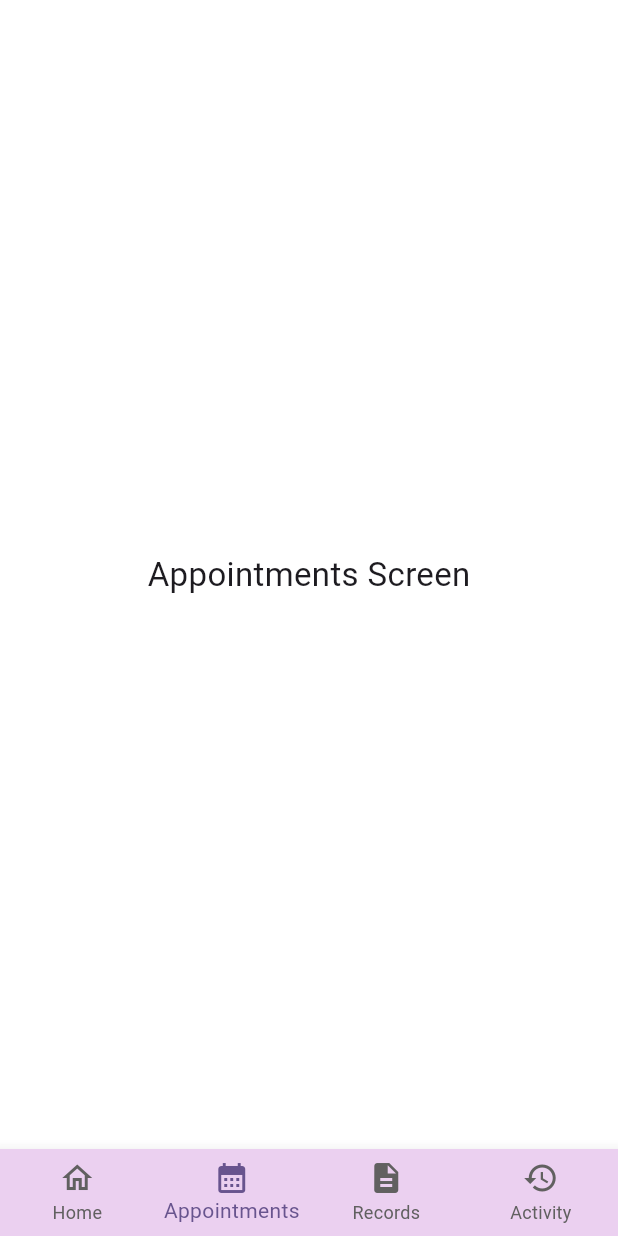
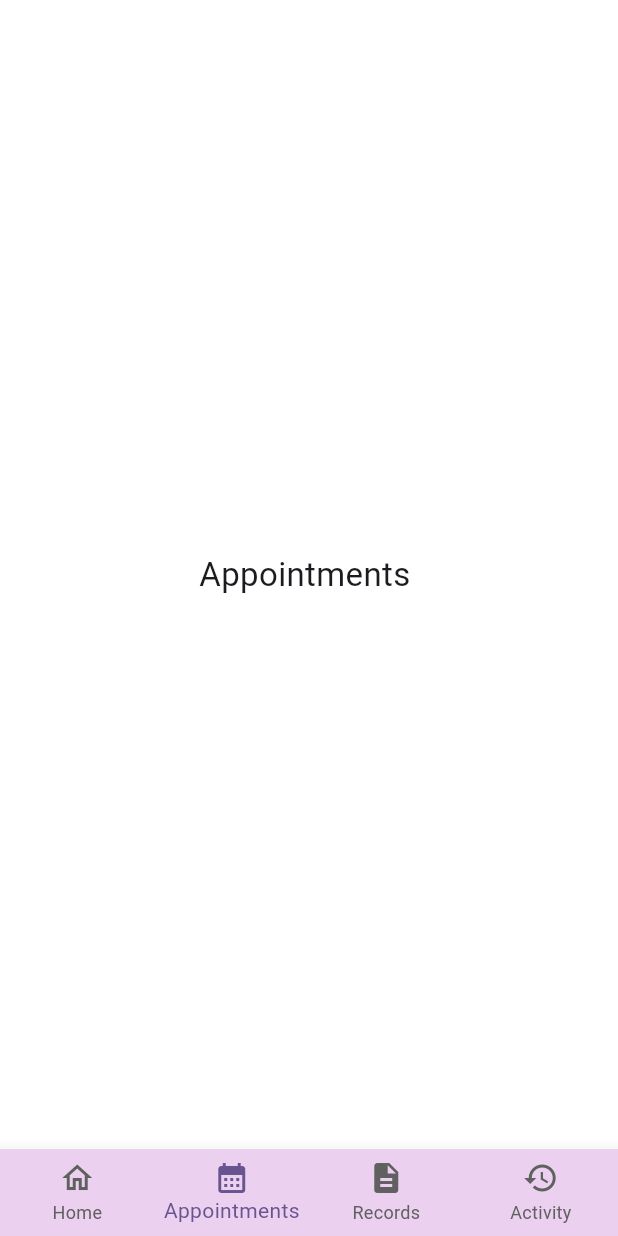
Before and after one commit to Archanachy/medilink, a Flutter app: the DashboardScreen screen opened by its route, item 2 of the bottom bar chosen, on a phone screen of 412 x 824 dp. Run offline on Flutter 3.47's test engine with Material 3 defaults, Android fonts, the phone set to English and light mode, and no system bars; Roboto replaces fonts that are missing (OpenSans Regular).

Commit message:
Sprint 2: Improve appointments UI text

```diff
--- a/lib/screens/bottom/appointments_bottom_screen.dart
+++ b/lib/screens/bottom/appointments_bottom_screen.dart
@@ -7,7 +7,7 @@ class AppointmentsBottomScreen extends StatelessWidget {
   Widget build(BuildContext context) {
     return const Center(
       child: Text(
-        'Appointments Screen',
+        'Appointments ',
         style: TextStyle(fontSize: 22),
       ),
     );
```
